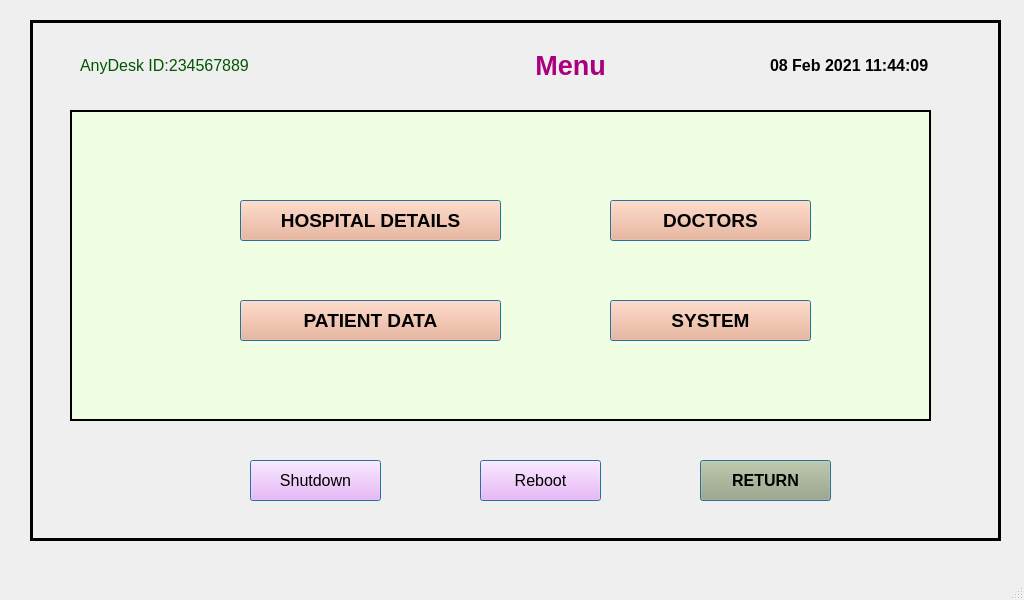
sanjaymanegit/testRepo, file URmini-Waveshare/ui/06_menu_list.ui: the form before one commit.
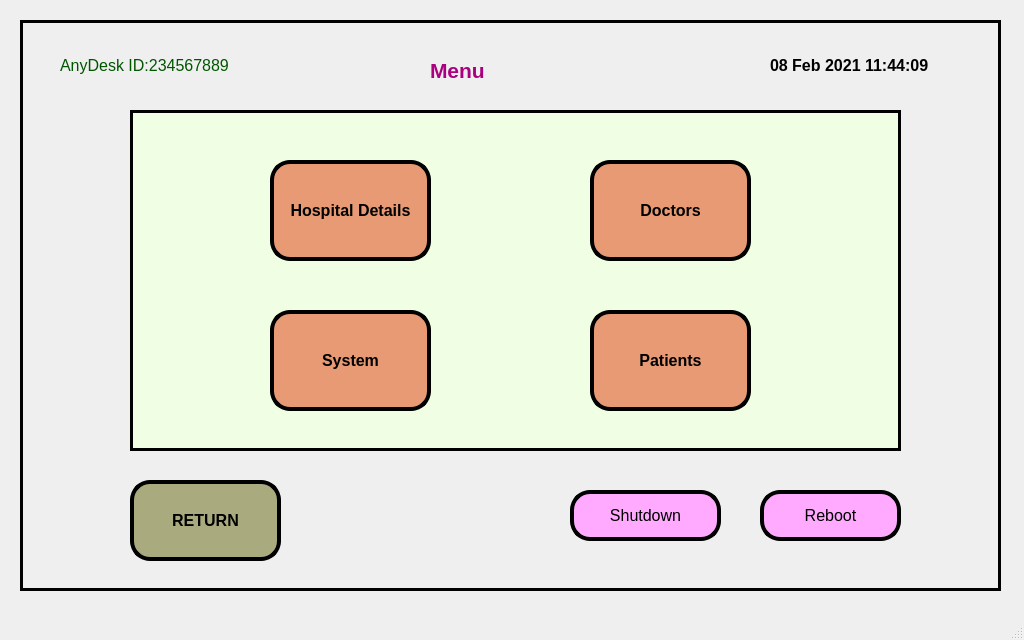
The form after the commit.

```diff
--- a/URmini-Waveshare/ui/06_menu_list.ui
+++ b/URmini-Waveshare/ui/06_menu_list.ui
@@ -7,7 +7,7 @@
     <x>0</x>
     <y>0</y>
     <width>1024</width>
-    <height>600</height>
+    <height>640</height>
    </rect>
   </property>
   <property name="windowTitle">
@@ -17,10 +17,10 @@
    <widget class="QFrame" name="frame">
     <property name="geometry">
      <rect>
-      <x>30</x>
+      <x>20</x>
       <y>20</y>
-      <width>971</width>
-      <height>521</height>
+      <width>981</width>
+      <height>571</height>
      </rect>
     </property>
     <property name="font">
@@ -46,9 +46,9 @@
     <widget class="QLabel" name="label">
      <property name="geometry">
       <rect>
-       <x>740</x>
+       <x>750</x>
        <y>20</y>
-       <width>181</width>
+       <width>211</width>
        <height>51</height>
       </rect>
      </property>
@@ -67,10 +67,10 @@
     <widget class="QPushButton" name="pushButton_8">
      <property name="geometry">
       <rect>
-       <x>670</x>
-       <y>440</y>
-       <width>131</width>
-       <height>41</height>
+       <x>110</x>
+       <y>460</y>
+       <width>151</width>
+       <height>81</height>
       </rect>
      </property>
      <property name="font">
@@ -83,7 +83,10 @@
      </property>
      <property name="styleSheet">
       <string notr="true">background-color: rgb(170, 170, 127);
-</string>
+border-radius:20px;
+border-color: rgb(0, 0, 0);
+border-style:outset;
+border-width:4px;</string>
      </property>
      <property name="text">
       <string>RETURN</string>
@@ -101,10 +104,10 @@
     <widget class="QFrame" name="frame_2">
      <property name="geometry">
       <rect>
-       <x>40</x>
+       <x>110</x>
        <y>90</y>
-       <width>861</width>
-       <height>311</height>
+       <width>771</width>
+       <height>341</height>
       </rect>
      </property>
      <property name="styleSheet">
@@ -117,31 +120,34 @@
       <enum>QFrame::Plain</enum>
      </property>
      <property name="lineWidth">
-      <number>2</number>
+      <number>3</number>
      </property>
      <widget class="QPushButton" name="pushButton_9">
       <property name="geometry">
        <rect>
-        <x>540</x>
-        <y>190</y>
-        <width>201</width>
-        <height>41</height>
+        <x>140</x>
+        <y>200</y>
+        <width>161</width>
+        <height>101</height>
        </rect>
       </property>
       <property name="font">
        <font>
         <family>Arial</family>
-        <pointsize>14</pointsize>
+        <pointsize>12</pointsize>
         <weight>75</weight>
         <bold>true</bold>
        </font>
       </property>
       <property name="styleSheet">
-       <string notr="true">background-color: rgb(255, 170, 127);
-</string>
+       <string notr="true">background-color: rgb(231, 154, 115);
+border-radius:20px;
+border-color: rgb(0, 0, 0);
+border-style:outset;
+border-width:4px;</string>
       </property>
       <property name="text">
-       <string>SYSTEM</string>
+       <string>System</string>
       </property>
       <property name="autoDefault">
        <bool>true</bool>
@@ -156,26 +162,29 @@
      <widget class="QPushButton" name="pushButton_5">
       <property name="geometry">
        <rect>
-        <x>170</x>
-        <y>190</y>
-        <width>261</width>
-        <height>41</height>
+        <x>460</x>
+        <y>200</y>
+        <width>161</width>
+        <height>101</height>
        </rect>
       </property>
       <property name="font">
        <font>
         <family>Arial</family>
-        <pointsize>14</pointsize>
+        <pointsize>12</pointsize>
         <weight>75</weight>
         <bold>true</bold>
        </font>
       </property>
       <property name="styleSheet">
-       <string notr="true">background-color: rgb(255, 170, 127);
-</string>
+       <string notr="true">background-color: rgb(231, 154, 115);
+border-radius:20px;
+border-color: rgb(0, 0, 0);
+border-style:outset;
+border-width:4px;</string>
       </property>
       <property name="text">
-       <string>PATIENT DATA</string>
+       <string>Patients</string>
       </property>
       <property name="autoDefault">
        <bool>true</bool>
@@ -190,26 +199,29 @@
      <widget class="QPushButton" name="pushButton_4">
       <property name="geometry">
        <rect>
-        <x>170</x>
-        <y>90</y>
-        <width>261</width>
-        <height>41</height>
+        <x>140</x>
+        <y>50</y>
+        <width>161</width>
+        <height>101</height>
        </rect>
       </property>
       <property name="font">
        <font>
         <family>Arial</family>
-        <pointsize>14</pointsize>
+        <pointsize>12</pointsize>
         <weight>75</weight>
         <bold>true</bold>
        </font>
       </property>
       <property name="styleSheet">
-       <string notr="true">background-color: rgb(255, 170, 127);
-</string>
+       <string notr="true">background-color: rgb(231, 154, 115);
+border-radius:20px;
+border-color: rgb(0, 0, 0);
+border-style:outset;
+border-width:4px;</string>
       </property>
       <property name="text">
-       <string>HOSPITAL DETAILS</string>
+       <string>Hospital Details</string>
       </property>
       <property name="autoDefault">
        <bool>true</bool>
@@ -224,26 +236,29 @@
      <widget class="QPushButton" name="pushButton_10">
       <property name="geometry">
        <rect>
-        <x>540</x>
-        <y>90</y>
-        <width>201</width>
-        <height>41</height>
+        <x>460</x>
+        <y>50</y>
+        <width>161</width>
+        <height>101</height>
        </rect>
       </property>
       <property name="font">
        <font>
         <family>Arial</family>
-        <pointsize>14</pointsize>
+        <pointsize>12</pointsize>
         <weight>75</weight>
         <bold>true</bold>
        </font>
       </property>
       <property name="styleSheet">
-       <string notr="true">background-color: rgb(255, 170, 127);
-</string>
+       <string notr="true">background-color: rgb(231, 154, 115);
+border-radius:20px;
+border-color: rgb(0, 0, 0);
+border-style:outset;
+border-width:4px;</string>
       </property>
       <property name="text">
-       <string>DOCTORS</string>
+       <string>Doctors</string>
       </property>
       <property name="autoDefault">
        <bool>true</bool>
@@ -259,16 +274,16 @@
     <widget class="QLabel" name="label_2">
      <property name="geometry">
       <rect>
-       <x>460</x>
-       <y>20</y>
-       <width>161</width>
-       <height>51</height>
+       <x>410</x>
+       <y>30</y>
+       <width>141</width>
+       <height>41</height>
       </rect>
      </property>
      <property name="font">
       <font>
        <family>Arial</family>
-       <pointsize>20</pointsize>
+       <pointsize>16</pointsize>
        <weight>75</weight>
        <bold>true</bold>
       </font>
@@ -279,17 +294,14 @@
      <property name="text">
       <string>Menu</string>
      </property>
-     <property name="alignment">
-      <set>Qt::AlignCenter</set>
-     </property>
     </widget>
     <widget class="QPushButton" name="pushButton_6">
      <property name="geometry">
       <rect>
-       <x>220</x>
-       <y>440</y>
-       <width>131</width>
-       <height>41</height>
+       <x>550</x>
+       <y>470</y>
+       <width>151</width>
+       <height>51</height>
       </rect>
      </property>
      <property name="font">
@@ -302,7 +314,10 @@
      </property>
      <property name="styleSheet">
       <string notr="true">background-color: rgb(255, 170, 255);
-</string>
+border-radius:20px;
+border-color: rgb(0, 0, 0);
+border-style:outset;
+border-width:4px;</string>
      </property>
      <property name="text">
       <string>Shutdown</string>
@@ -320,10 +335,10 @@
     <widget class="QPushButton" name="pushButton_7">
      <property name="geometry">
       <rect>
-       <x>450</x>
-       <y>440</y>
-       <width>121</width>
-       <height>41</height>
+       <x>740</x>
+       <y>470</y>
+       <width>141</width>
+       <height>51</height>
       </rect>
      </property>
      <property name="font">
@@ -336,7 +351,10 @@
      </property>
      <property name="styleSheet">
       <string notr="true">background-color: rgb(255, 170, 255);
-</string>
+border-radius:20px;
+border-color: rgb(0, 0, 0);
+border-style:outset;
+border-width:4px;</string>
      </property>
      <property name="text">
       <string>Reboot</string>
@@ -354,10 +372,10 @@
     <widget class="QLabel" name="label_3">
      <property name="geometry">
       <rect>
-       <x>50</x>
-       <y>30</y>
-       <width>281</width>
-       <height>31</height>
+       <x>40</x>
+       <y>20</y>
+       <width>211</width>
+       <height>51</height>
       </rect>
      </property>
      <property name="font">
```
